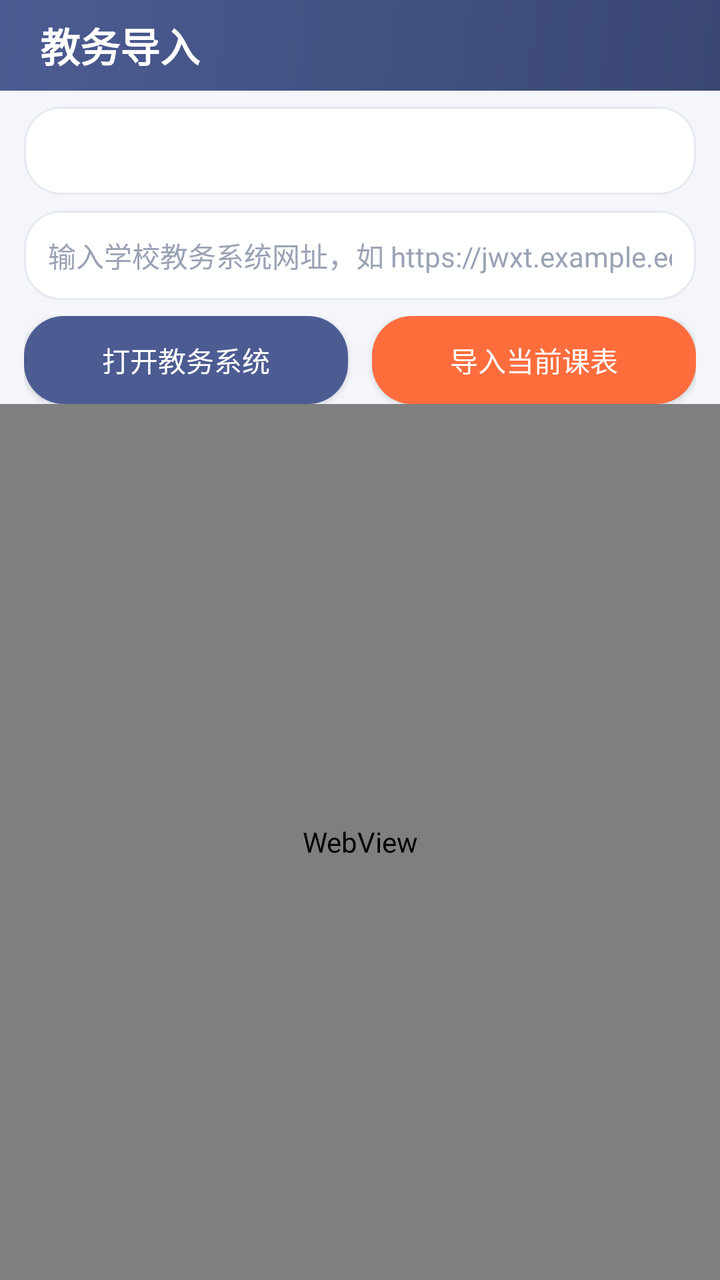
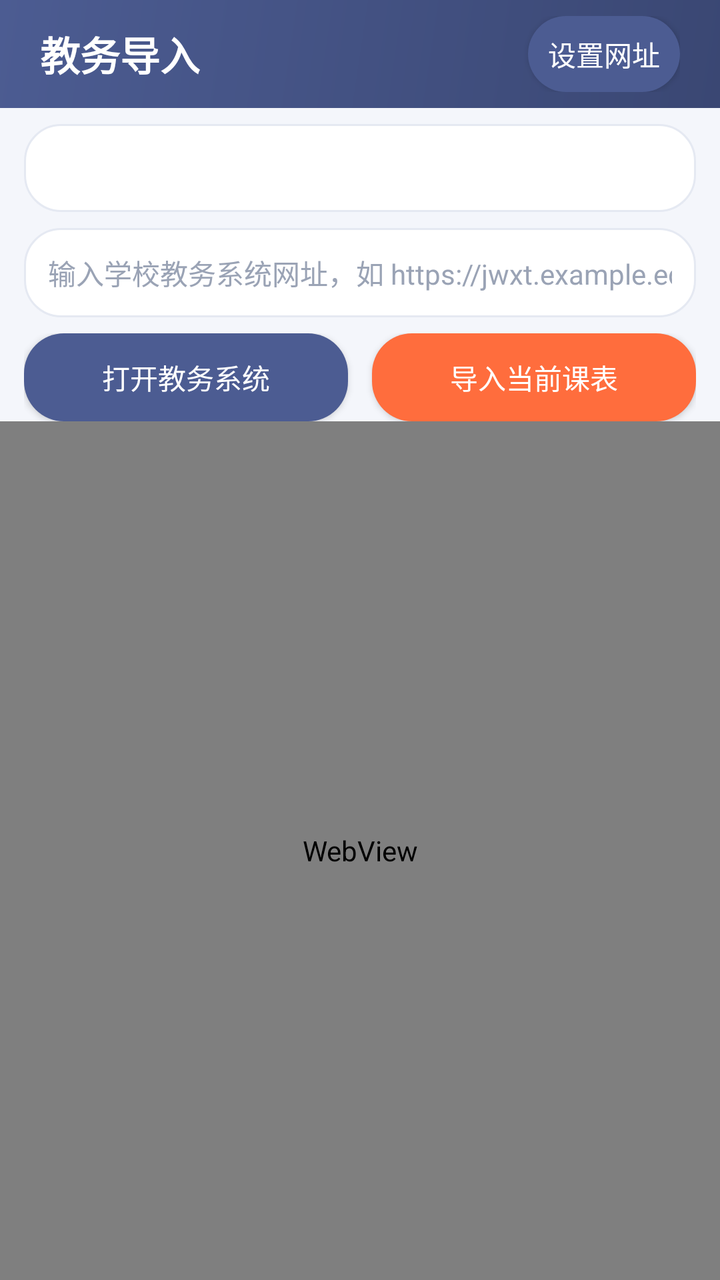

Before-and-after screenshots of an Android layout around one commit, followed by the original layout XML and the change that was made.
<!-- AndroidManifest.xml: application theme Theme.QingKebiao -->
<!-- res/layout/activity_web_import.xml -->
<?xml version="1.0" encoding="utf-8"?>
<LinearLayout xmlns:android="http://schemas.android.com/apk/res/android"
    android:orientation="vertical"
    android:background="#F4F6FB"
    android:layout_width="match_parent"
    android:layout_height="match_parent">

    <LinearLayout
        android:orientation="vertical"
        android:background="@drawable/bg_header"
        android:paddingLeft="20dp"
        android:paddingRight="20dp"
        android:paddingTop="8dp"
        android:paddingBottom="8dp"
        android:layout_width="match_parent"
        android:layout_height="wrap_content">
        <TextView
            android:text="教务导入"
            android:textColor="#FFFFFF"
            android:textSize="20sp"
            android:textStyle="bold"
            android:layout_width="wrap_content"
            android:layout_height="wrap_content" />
    </LinearLayout>

    <Spinner
        android:id="@+id/sp_school_preset"
        android:layout_marginLeft="12dp"
        android:layout_marginRight="12dp"
        android:layout_marginTop="8dp"
        android:background="@drawable/bg_search_box"
        android:paddingLeft="10dp"
        android:paddingRight="10dp"
        android:layout_width="match_parent"
        android:layout_height="44dp" />

    <EditText
        android:id="@+id/et_school_url"
        android:hint="输入学校教务系统网址，如 https://jwxt.example.edu.cn"
        android:textSize="14sp"
        android:textColor="#2D3142"
        android:textColorHint="#9AA3B5"
        android:background="@drawable/bg_search_box"
        android:padding="12dp"
        android:inputType="textUri"
        android:layout_marginLeft="12dp"
        android:layout_marginRight="12dp"
        android:layout_marginTop="8dp"
        android:layout_width="match_parent"
        android:layout_height="wrap_content" />

    <LinearLayout
        android:orientation="horizontal"
        android:paddingLeft="12dp"
        android:paddingRight="12dp"
        android:paddingTop="8dp"
        android:paddingBottom="0dp"
        android:layout_width="match_parent"
        android:layout_height="wrap_content">
        <Button
            android:id="@+id/btn_open_schedule"
            android:text="打开教务系统"
            android:textColor="#FFFFFF"
            android:background="@drawable/bg_button_dark"
            android:layout_width="0dp"
            android:layout_height="44dp"
            android:layout_weight="1"
            android:layout_marginRight="6dp" />
        <Button
            android:id="@+id/btn_import_schedule"
            android:text="导入当前课表"
            android:textColor="#FFFFFF"
            android:background="@drawable/bg_button_primary"
            android:layout_width="0dp"
            android:layout_height="44dp"
            android:layout_weight="1"
            android:layout_marginLeft="6dp" />
    </LinearLayout>

    <WebView
        android:id="@+id/webview"
        android:layout_width="match_parent"
        android:layout_height="0dp"
        android:layout_weight="1" />
</LinearLayout>
<!-- resources referenced by this layout -->
<resources>
  <!-- drawable bg_button_dark (drawable) -->
  <shape xmlns:android="http://schemas.android.com/apk/res/android">
      <solid android:color="#4C5C92" />
      <corners android:radius="20dp" />
  </shape>
  <!-- drawable bg_button_primary (drawable) -->
  <shape xmlns:android="http://schemas.android.com/apk/res/android">
      <solid android:color="#FF6D3D" />
      <corners android:radius="20dp" />
  </shape>
  <!-- drawable bg_header (drawable) -->
  <shape xmlns:android="http://schemas.android.com/apk/res/android">
      <gradient
          android:startColor="#4C5C92"
          android:endColor="#3A4773"
          android:angle="315" />
  </shape>
  <!-- drawable bg_search_box (drawable) -->
  <shape xmlns:android="http://schemas.android.com/apk/res/android">
      <solid android:color="#FFFFFF" />
      <corners android:radius="18dp" />
      <stroke android:width="1dp" android:color="#E5E9F2" />
  </shape>
  <style name="Theme.QingKebiao" parent="@android:style/Theme.Material.Light.NoActionBar">
          <item name="android:colorPrimary">#4C5C92</item>
          <item name="android:colorAccent">#FF6D3D</item>
          <item name="android:windowBackground">#F4F6FB</item>
          <item name="android:navigationBarColor">#FFFFFF</item>
          <item name="android:statusBarColor">#3A4773</item>
          <item name="android:textColorPrimary">#2D3142</item>
      </style>
</resources>

<!-- the commit's change to res/layout/activity_web_import.xml (unified diff, before → after) -->
@@ -14,67 +14,90 @@
         android:paddingBottom="8dp"
         android:layout_width="match_parent"
         android:layout_height="wrap_content">
-        <TextView
-            android:text="教务导入"
-            android:textColor="#FFFFFF"
-            android:textSize="20sp"
-            android:textStyle="bold"
-            android:layout_width="wrap_content"
-            android:layout_height="wrap_content" />
+        <LinearLayout
+            android:orientation="horizontal"
+            android:gravity="center_vertical"
+            android:layout_width="match_parent"
+            android:layout_height="wrap_content">
+            <TextView
+                android:text="教务导入"
+                android:textColor="#FFFFFF"
+                android:textSize="20sp"
+                android:textStyle="bold"
+                android:layout_width="0dp"
+                android:layout_height="wrap_content"
+                android:layout_weight="1" />
+            <Button
+                android:id="@+id/btn_toggle_controls"
+                android:text="设置网址"
+                android:textColor="#FFFFFF"
+                android:background="@drawable/bg_button_dark"
+                android:layout_width="wrap_content"
+                android:layout_height="38dp"
+                android:minWidth="0dp"
+                android:paddingLeft="10dp"
+                android:paddingRight="10dp" />
+        </LinearLayout>
     </LinearLayout>
 
-    <Spinner
-        android:id="@+id/sp_school_preset"
-        android:layout_marginLeft="12dp"
-        android:layout_marginRight="12dp"
-        android:layout_marginTop="8dp"
-        android:background="@drawable/bg_search_box"
-        android:paddingLeft="10dp"
-        android:paddingRight="10dp"
-        android:layout_width="match_parent"
-        android:layout_height="44dp" />
-
-    <EditText
-        android:id="@+id/et_school_url"
-        android:hint="输入学校教务系统网址，如 https://jwxt.example.edu.cn"
-        android:textSize="14sp"
-        android:textColor="#2D3142"
-        android:textColorHint="#9AA3B5"
-        android:background="@drawable/bg_search_box"
-        android:padding="12dp"
-        android:inputType="textUri"
-        android:layout_marginLeft="12dp"
-        android:layout_marginRight="12dp"
-        android:layout_marginTop="8dp"
-        android:layout_width="match_parent"
-        android:layout_height="wrap_content" />
-
     <LinearLayout
-        android:orientation="horizontal"
-        android:paddingLeft="12dp"
-        android:paddingRight="12dp"
-        android:paddingTop="8dp"
-        android:paddingBottom="0dp"
+        android:id="@+id/controls_panel"
+        android:orientation="vertical"
         android:layout_width="match_parent"
         android:layout_height="wrap_content">
-        <Button
-            android:id="@+id/btn_open_schedule"
-            android:text="打开教务系统"
-            android:textColor="#FFFFFF"
-            android:background="@drawable/bg_button_dark"
-            android:layout_width="0dp"
-            android:layout_height="44dp"
-            android:layout_weight="1"
-            android:layout_marginRight="6dp" />
-        <Button
-            android:id="@+id/btn_import_schedule"
-            android:text="导入当前课表"
-            android:textColor="#FFFFFF"
-            android:background="@drawable/bg_button_primary"
-            android:layout_width="0dp"
-            android:layout_height="44dp"
-            android:layout_weight="1"
-            android:layout_marginLeft="6dp" />
+        <Spinner
+            android:id="@+id/sp_school_preset"
+            android:layout_marginLeft="12dp"
+            android:layout_marginRight="12dp"
+            android:layout_marginTop="8dp"
+            android:background="@drawable/bg_search_box"
+            android:paddingLeft="10dp"
+            android:paddingRight="10dp"
+            android:layout_width="match_parent"
+            android:layout_height="44dp" />
+
+        <EditText
+            android:id="@+id/et_school_url"
+            android:hint="输入学校教务系统网址，如 https://jwxt.example.edu.cn"
+            android:textSize="14sp"
+            android:textColor="#2D3142"
+            android:textColorHint="#9AA3B5"
+            android:background="@drawable/bg_search_box"
+            android:padding="12dp"
+            android:inputType="textUri"
+            android:layout_marginLeft="12dp"
+            android:layout_marginRight="12dp"
+            android:layout_marginTop="8dp"
+            android:layout_width="match_parent"
+            android:layout_height="wrap_content" />
+
+        <LinearLayout
+            android:orientation="horizontal"
+            android:paddingLeft="12dp"
+            android:paddingRight="12dp"
+            android:paddingTop="8dp"
+            android:paddingBottom="0dp"
+            android:layout_width="match_parent"
+            android:layout_height="wrap_content">
+            <Button
+                android:id="@+id/btn_open_schedule"
+                android:text="打开教务系统"
+                android:textColor="#FFFFFF"
+                android:background="@drawable/bg_button_dark"
+                android:layout_width="0dp"
+                android:layout_height="44dp"
+                android:layout_weight="1"
+                android:layout_marginRight="6dp" />
+            <Button
+                android:id="@+id/btn_import_schedule"
+                android:text="导入当前课表"
+                android:textColor="#FFFFFF"
+                android:background="@drawable/bg_button_primary"
+                android:layout_width="0dp"
+                android:layout_height="44dp"
+                android:layout_weight="1"
+                android:layout_marginLeft="6dp" />
+        </LinearLayout>
     </LinearLayout>
 
     <WebView
